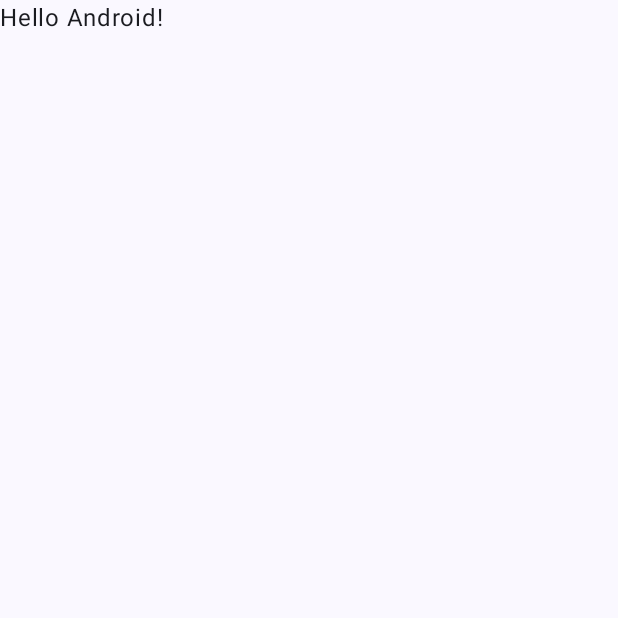
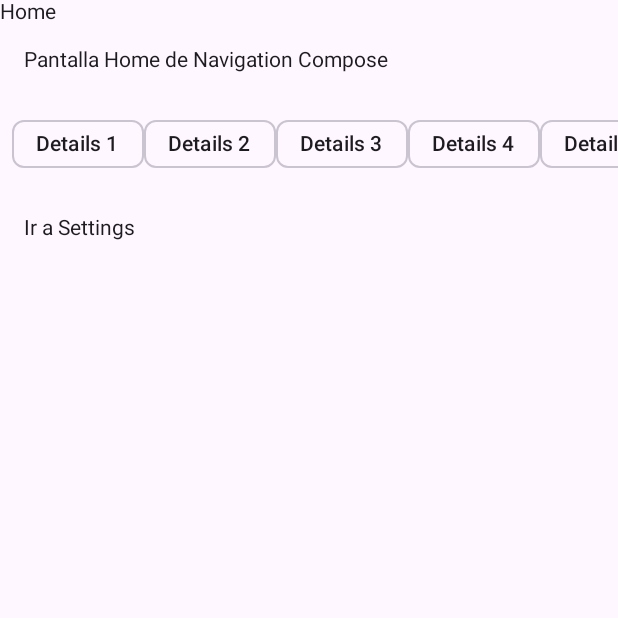
Before and after one commit to 788j/-ANDORID-CLASS-1, an Android app built with Jetpack Compose: the screen it shows after launch (MainActivity), on a phone screen of 412 x 824 dp, the top half of it. Before the commit the part shown is almost empty. Run offline under Robolectric (Android 15) with nearby library versions, the phone set to English and light mode, and no system bars.

Commit message:
proyecto antes de implementar cambios

```diff
--- a/app/build.gradle.kts
+++ b/app/build.gradle.kts
@@ -42,6 +42,7 @@ android {
 }
 
 dependencies {
+    implementation(libs.navigation.compose)
     implementation(libs.androidx.core.ktx)
     implementation(libs.androidx.lifecycle.runtime.ktx)
     implementation(libs.androidx.activity.compose)
--- a/app/src/main/java/com/example/myapplication/MainActivity.kt
+++ b/app/src/main/java/com/example/myapplication/MainActivity.kt
@@ -18,20 +18,14 @@ import androidx.compose.ui.tooling.preview.Preview
 import androidx.compose.ui.unit.dp
 import com.example.myapplication.ui.theme.MyapplicationTheme
 import androidx.compose.foundation.layout.Arrangement
+import com.example.my_application.ui.theme.App
 
 class MainActivity : ComponentActivity() {
     override fun onCreate(savedInstanceState: Bundle?) {
         super.onCreate(savedInstanceState)
         enableEdgeToEdge()
         setContent {
-            MyapplicationTheme {
-                Scaffold(modifier = Modifier.fillMaxSize()) { innerPadding ->
-                    Greeting(
-                        name = "Android",
-                        modifier = Modifier.padding(innerPadding)
-                    )
-                }
-            }
+            App()
         }
     }
 }
--- /dev/null
+++ b/app/src/main/java/com/example/myapplication/app.kt
@@ -0,0 +1,200 @@
+@file:OptIn(ExperimentalMaterial3Api::class)
+
+package com.example.my_application.ui.theme
+
+import android.annotation.SuppressLint
+import androidx.compose.foundation.clickable
+import androidx.compose.foundation.layout.Column
+import androidx.compose.foundation.layout.Row
+import androidx.compose.foundation.layout.fillMaxSize
+import androidx.compose.foundation.layout.padding
+import androidx.compose.foundation.lazy.LazyRow
+import androidx.compose.material3.AssistChip
+import androidx.compose.material3.Button
+import androidx.compose.material3.ExperimentalMaterial3Api
+import androidx.compose.material3.Scaffold
+import androidx.compose.material3.Text
+import androidx.compose.material3.TopAppBar
+import androidx.compose.runtime.Composable
+import androidx.compose.ui.Modifier
+import androidx.compose.ui.unit.dp
+import androidx.navigation.NavHostController
+import androidx.navigation.NavType
+import androidx.navigation.compose.NavHost
+import androidx.navigation.compose.composable
+import androidx.navigation.compose.rememberNavController
+import androidx.navigation.navArgument
+
+// --------------------------------------------------
+// Definición de pantallas
+sealed class Screen(val route: String) {
+    data object Home : Screen(route = "home")
+    data object Details : Screen(route = "details/{id}") {
+        fun createRoute(id: Int) = "details/$id"
+        const val arg = "id"
+    }
+    data object Settings : Screen(route = "settings")
+}
+
+// --------------------------------------------------
+// Comienzo del app
+@Composable
+fun App() {
+    val nav = rememberNavController()
+    AppNavGraph(navController = nav)
+}
+
+// --------------------------------------------------
+// Gráfico de navegación
+@SuppressLint("ComposableDestinationInComposeScope")
+@Composable
+fun AppNavGraph(navController: NavHostController) {
+    NavHost(
+        navController = navController,
+        startDestination = Screen.Home.route
+    ) {
+        // 🏠 Pantalla Home
+        composable(route = Screen.Home.route) {
+            HomeScreen(
+                onNavigationToDetails = { id ->
+                    navController.navigate(Screen.Details.createRoute(id))
+                },
+                onNavigationToSettings = {
+                    navController.navigate(Screen.Settings.route)
+                }
+            )
+        }
+
+        // 📄 Pantalla Details
+        composable(
+            route = Screen.Details.route,
+            arguments = listOf(navArgument(name = Screen.Details.arg) {
+                type = NavType.IntType
+            })
+        ) { stackEntry ->
+            val id = stackEntry.arguments?.getInt(Screen.Details.arg) ?: -1
+            DetailsScreen(
+                id = id,
+                onBack = {
+                    navController.popBackStack()
+                }
+            )
+        }
+
+        // ⚙️ Pantalla Settings
+        composable(route = Screen.Settings.route) {
+            SettingsScreen(
+                onBack = {
+                    navController.popBackStack()
+                }
+            )
+        }
+    }
+}
+
+// --------------------------------------------------
+// HomeScreen
+@Composable
+fun HomeScreen(
+    onNavigationToDetails: (Int) -> Unit,
+    onNavigationToSettings: () -> Unit
+) {
+    Scaffold(
+        modifier = Modifier.fillMaxSize(),
+        topBar = { Text(text = "Home") }
+    ) { padding ->
+        Column(
+            modifier = Modifier
+                .padding(padding)
+                .fillMaxSize()
+        ) {
+            Text(
+                modifier = Modifier.padding(16.dp),
+                text = "Pantalla Home de Navigation Compose"
+            )
+            LazyRow{
+                item {
+                    Row(modifier = Modifier.padding(8.dp)) {
+                        listOf(1, 2, 3, 4, 5, 6, 7).forEach { id ->
+                            AssistChip(
+                                onClick = { onNavigationToDetails(id) },
+                                label = { Text(text = "Details $id") }
+                            )
+                        }
+                    }
+                }
+            }
+
+            Text(
+                modifier = Modifier
+                    .padding(16.dp)
+                    .clickable { onNavigationToSettings() },
+                text = "Ir a Settings"
+            )
+        }
+    }
+}
+
+// --------------------------------------------------
+// DetailsScreen
+@OptIn(ExperimentalMaterial3Api::class)
+@Composable
+fun DetailsScreen(id: Int, onBack: () -> Unit) {
+    Scaffold(
+        topBar = {
+            TopAppBar(
+                title = { Text(text = "Details") },
+                navigationIcon = {
+                    Text(
+                        modifier = Modifier.clickable { onBack() },
+                        text = "⬅"
+                    )
+                }
+            )
+        }
+    ) { padding ->
+        Column(
+            modifier = Modifier
+                .padding(padding)
+                .fillMaxSize()
+        ) {
+            Text(
+                modifier = Modifier.padding(all = 16.dp),
+                text = "Detalles del cliente con el ID $id"
+            )
+            Button(onClick = { onBack() }) {
+                Text(text = "Volver")
+            }
+        }
+    }
+}
+
+// --------------------------------------------------
+// SettingsScreen
+@Composable
+fun SettingsScreen(onBack: () -> Unit) {
+    Scaffold(
+        topBar = {
+            TopAppBar(
+                title = { Text(text = "Settings") },
+                navigationIcon = {
+                    Text(
+                        modifier = Modifier.clickable { onBack() },
+                        text = "⬅"
+                    )
+                }
+            )
+        }
+    ) { padding ->
+        Column(
+            modifier = Modifier
+                .padding(padding)
+                .fillMaxSize()
+        ) {
+            Text(
+                modifier = Modifier.padding(16.dp),
+                text = "Pantalla de configuración"
+            )
+        }
+    }
+}
--- a/gradle/libs.versions.toml
+++ b/gradle/libs.versions.toml
@@ -8,8 +8,11 @@ espressoCore = "3.5.1"
 lifecycleRuntimeKtx = "2.6.1"
 activityCompose = "1.8.0"
 composeBom = "2024.09.00"
+nav_version = "2.9.6"
+[libraries]
 
-[libraries]
+
+navigation-compose = {group = "androidx.navigation", name = "navigation-compose", version.ref ="nav_version"}
 androidx-core-ktx = { group = "androidx.core", name = "core-ktx", version.ref = "coreKtx" }
 junit = { group = "junit", name = "junit", version.ref = "junit" }
 androidx-junit = { group = "androidx.test.ext", name = "junit", version.ref = "junitVersion" }
```
